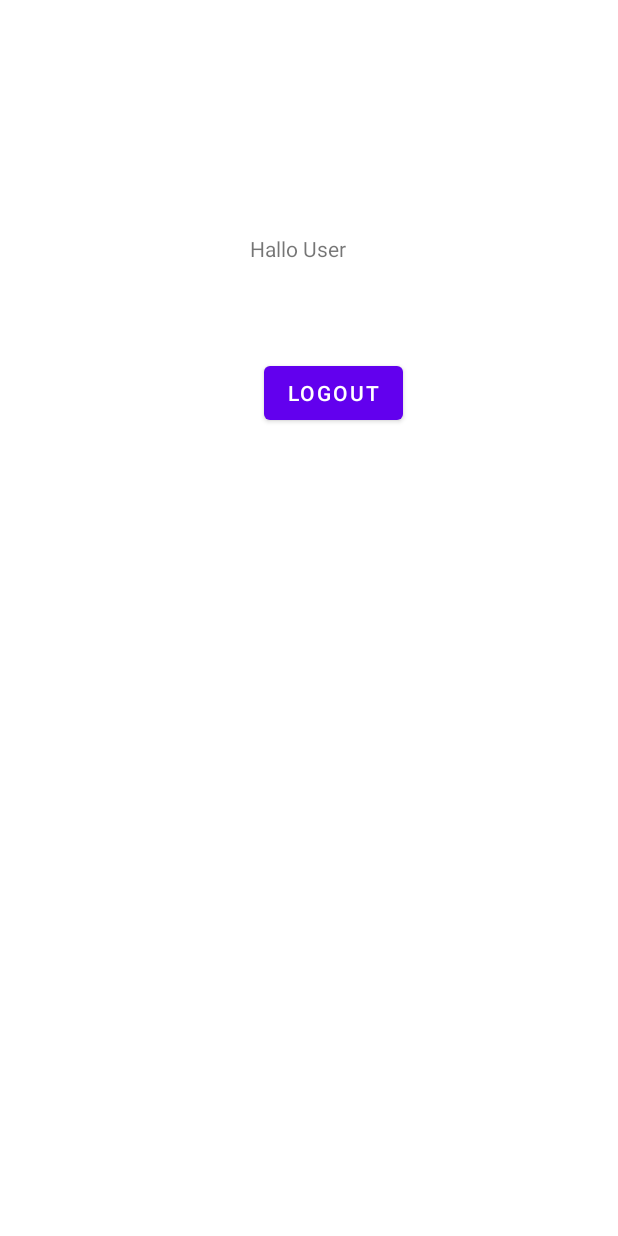
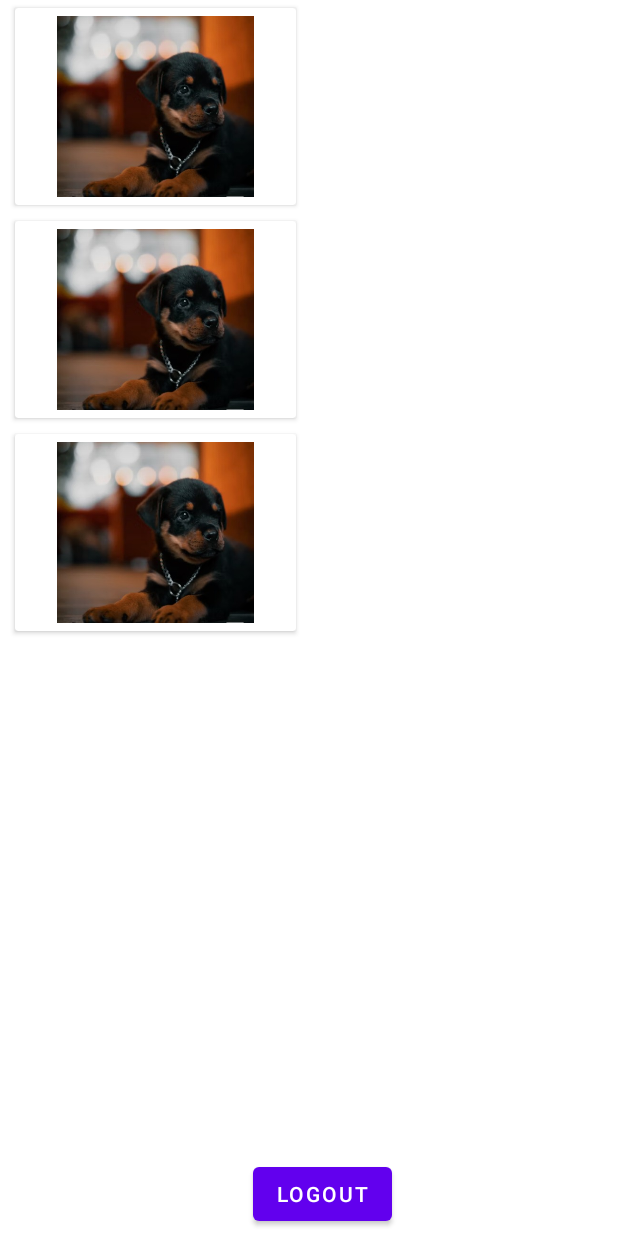
Before and after one commit to ersalomo/projectUAS, an Android app: the layout activity_home_user.xml on its own in the app's theme, with its tools: preview values and no code run, on a phone screen of 412 x 824 dp. Run offline under Robolectric (Android 15) with nearby library versions, the phone set to English and light mode, and no system bars.

Commit message:
menambah data pada home page user berupa list gambar

```diff
--- a/app/build.gradle
+++ b/app/build.gradle
@@ -57,4 +57,6 @@ dependencies {
     implementation 'de.hdodenhof:circleimageview:3.1.0'
     implementation 'com.github.bumptech.glide:glide:4.12.0'
 
+    //animator
+    implementation 'jp.wasabeef:recyclerview-animators:4.0.2'
 }
--- a/app/src/main/res/layout/activity_home_user.xml
+++ b/app/src/main/res/layout/activity_home_user.xml
@@ -6,22 +6,22 @@
         android:layout_width="match_parent"
         android:layout_height="match_parent"
         tools:context=".ui.user.HomeUser">
+    <androidx.recyclerview.widget.RecyclerView
+            android:id="@+id/rv_dog_user"
+            android:layout_width="413dp"
+            android:layout_height="653dp"
+            tools:listitem="@layout/itemlist_dogs_for_user"
+            app:layout_constraintStart_toStartOf="parent"
+            app:layout_constraintEnd_toEndOf="parent"
+            app:layout_constraintTop_toTopOf="parent"/>
 
-    <TextView
-            android:text="Hallo User"
-            android:layout_width="114dp"
-            android:layout_height="34dp" android:id="@+id/textView4"
-            app:layout_constraintEnd_toEndOf="parent" app:layout_constraintStart_toStartOf="parent"
-            app:layout_constraintTop_toTopOf="parent" android:layout_marginTop="156dp"
-            app:layout_constraintHorizontal_bias="0.56"/>
     <Button android:layout_width="wrap_content"
             android:layout_height="wrap_content"
             android:text="Logout"
             android:id="@+id/bLogout"
             app:layout_constraintEnd_toEndOf="parent"
             app:layout_constraintStart_toStartOf="parent"
-            android:layout_marginTop="48dp"
-            app:layout_constraintTop_toBottomOf="@+id/textView4"
-            app:layout_constraintHorizontal_bias="0.551"/>
+            app:layout_constraintHorizontal_bias="0.529" app:layout_constraintBottom_toBottomOf="parent"
+            android:layout_marginBottom="4dp"/>
 
 </androidx.constraintlayout.widget.ConstraintLayout>
--- /dev/null
+++ b/app/src/main/res/layout/itemlist_dogs_for_user.xml
@@ -0,0 +1,23 @@
+<?xml version="1.0" encoding="utf-8"?>
+    <androidx.cardview.widget.CardView
+            android:id="@+id/my_cardView"
+            xmlns:app="http://schemas.android.com/apk/res-auto"
+            xmlns:tools="http://schemas.android.com/tools"
+            xmlns:android="http://schemas.android.com/apk/res/android"
+            android:layout_width="wrap_content"
+            android:layout_height="wrap_content"
+            android:layout_marginStart="10dp"
+            android:layout_marginVertical="5dp"
+            android:layout_marginHorizontal="4dp"
+            app:layout_constraintEnd_toEndOf="parent"
+            app:layout_constraintStart_toStartOf="parent"
+            app:layout_constraintTop_toTopOf="parent"
+            app:layout_constraintHorizontal_bias="0.0">
+    <androidx.appcompat.widget.AppCompatImageView
+            android:layout_width="187dp"
+            android:padding="5dp"
+            android:layout_height="131dp"
+            android:src="@drawable/dogy2"
+            app:layout_constraintStart_toStartOf="parent"
+            android:id="@+id/ivDog" app:layout_constraintTop_toTopOf="parent"/>
+</androidx.cardview.widget.CardView>
```
Also changed, not shown: app/src/main/AndroidManifest.xml (+5 -3 lines), app/src/main/java/tugas/project/anjing/AdapterDogsUser.kt (added, +46 -0 lines), app/src/main/java/tugas/project/ui/detail/ActivityDetailDog.kt (added, +12 -0 lines), app/src/main/java/tugas/project/ui/user/HomeUser.kt (+56 -4 lines), app/src/main/res/layout/activity_detail_dog.xml (added, +10 -0 lines).
